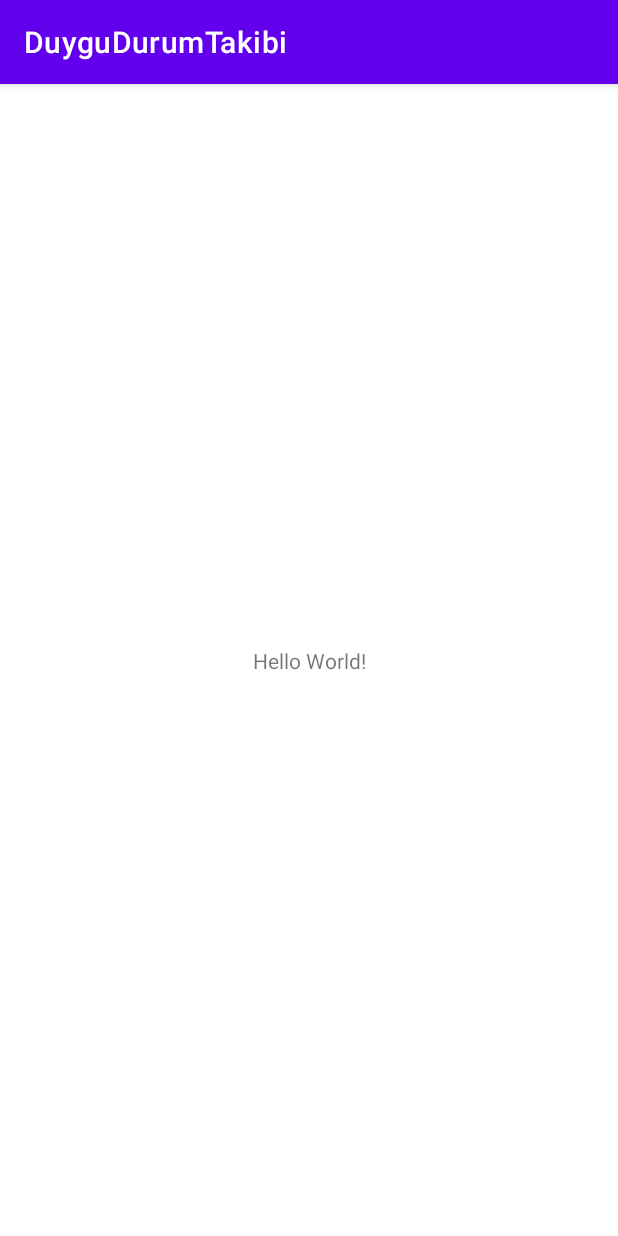
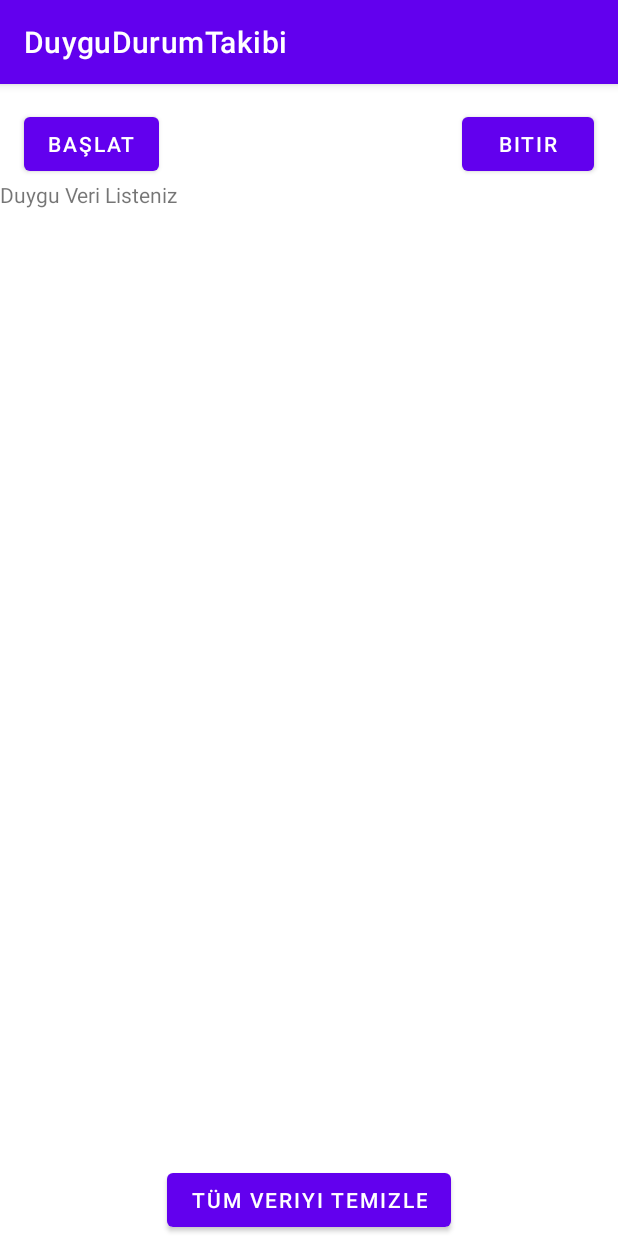
Before and after one commit to maltin2s/android-bootcamp-duygu-durum-takibi, an Android app: the screen it shows after launch (MainActivity), on a phone screen of 412 x 824 dp. Run offline under Robolectric (Android 15) with nearby library versions, the phone set to English and light mode, and no system bars; our stand-ins replace data binding; 1 statement that could not run was skipped.

Commit message:
-DuyguDurum Fragment Layout oluşturuldu -Dao oluşturuldu

```diff
--- /dev/null
+++ b/app/src/main/java/com/merve/duygudurumtakibi/duyguTakip/DuyguTakipFragment.kt
@@ -0,0 +1,27 @@
+package com.merve.duygudurumtakibi.duyguTakip
+
+import android.os.Bundle
+import android.view.LayoutInflater
+import android.view.View
+import android.view.ViewGroup
+import androidx.databinding.DataBindingUtil
+import androidx.fragment.app.Fragment
+import com.merve.duygudurumtakibi.R
+import com.merve.duygudurumtakibi.databinding.DuyguTakipFragmentBinding
+
+class DuyguTakipFragment : Fragment() {
+
+
+    override fun onCreateView(inflater: LayoutInflater, container: ViewGroup?,
+                              savedInstanceState: Bundle?): View? {
+        //Binding
+        val veriBagi: DuyguTakipFragmentBinding = DataBindingUtil.inflate(
+            inflater, R.layout.duygu_takip_fragment,container,false
+        )
+
+        return inflater.inflate(R.layout.duygu_takip_fragment, container, false)
+    }
+
+
+
+}
--- a/app/src/main/res/layout/activity_main.xml
+++ b/app/src/main/res/layout/activity_main.xml
@@ -1,18 +1,14 @@
 <?xml version="1.0" encoding="utf-8"?>
-<androidx.constraintlayout.widget.ConstraintLayout xmlns:android="http://schemas.android.com/apk/res/android"
+<merge
+    xmlns:android="http://schemas.android.com/apk/res/android"
     xmlns:app="http://schemas.android.com/apk/res-auto"
-    xmlns:tools="http://schemas.android.com/tools"
-    android:layout_width="match_parent"
-    android:layout_height="match_parent"
-    tools:context=".MainActivity">
+>
 
-    <TextView
-        android:layout_width="wrap_content"
-        android:layout_height="wrap_content"
-        android:text="Hello World!"
-        app:layout_constraintBottom_toBottomOf="parent"
-        app:layout_constraintLeft_toLeftOf="parent"
-        app:layout_constraintRight_toRightOf="parent"
-        app:layout_constraintTop_toTopOf="parent" />
-
-</androidx.constraintlayout.widget.ConstraintLayout>
+    <androidx.fragment.app.FragmentContainerView
+        android:id="@+id/ana_yonlendirme_fragmenti"
+        android:name="androidx.navigation.fragment.NavHostFragment"
+        android:layout_width="match_parent"
+        android:layout_height="match_parent"
+        app:defaultNavHost="true"
+        app:navGraph="@navigation/nav_graph" />
+</merge>
--- /dev/null
+++ b/app/src/main/res/layout/duygu_takip_fragment.xml
@@ -0,0 +1,58 @@
+<?xml version="1.0" encoding="utf-8"?>
+<layout
+    xmlns:android="http://schemas.android.com/apk/res/android"
+    xmlns:app="http://schemas.android.com/apk/res-auto"
+    xmlns:tools="http://schemas.android.com/tools">
+    <data>
+
+    </data>
+
+    <androidx.constraintlayout.widget.ConstraintLayout
+        android:layout_width="match_parent"
+        android:layout_height="match_parent"
+        tools:context=".duyguTakip.DuyguTakipFragment">
+
+        <Button
+            android:id="@+id/baslat_butonu"
+            android:layout_width="wrap_content"
+            android:layout_height="wrap_content"
+            android:text="@string/baslat"
+            app:layout_constraintStart_toStartOf="parent"
+            app:layout_constraintTop_toTopOf="parent"
+            android:layout_margin="@dimen/g_margin"/>
+
+        <Button
+            android:id="@+id/bitir_butonu"
+            android:layout_width="wrap_content"
+            android:layout_height="wrap_content"
+            android:layout_marginTop="16dp"
+            android:text="@string/bitir"
+            android:layout_margin="@dimen/g_margin"
+            app:layout_constraintEnd_toEndOf="parent"
+            app:layout_constraintTop_toTopOf="parent" />
+
+        <ScrollView
+            android:layout_width="match_parent"
+            android:layout_height="0dp"
+            app:layout_constraintBottom_toTopOf="@+id/veri_temizle_butonu"
+            app:layout_constraintTop_toBottomOf="@+id/baslat_butonu"
+            >
+            <TextView
+                android:layout_width="match_parent"
+                android:layout_height="wrap_content"
+                android:text="@string/duygu_veri_listeniz"
+                />
+        </ScrollView>
+
+        <Button
+            android:id="@+id/veri_temizle_butonu"
+            android:layout_width="wrap_content"
+            android:layout_height="wrap_content"
+            android:text="@string/tum_veriyi_temizle"
+            app:layout_constraintBottom_toBottomOf="parent"
+            app:layout_constraintEnd_toEndOf="parent"
+            app:layout_constraintStart_toStartOf="parent" />
+    </androidx.constraintlayout.widget.ConstraintLayout>
+
+
+</layout>
--- /dev/null
+++ b/app/src/main/res/navigation/nav_graph.xml
@@ -0,0 +1,13 @@
+<?xml version="1.0" encoding="utf-8"?>
+<navigation xmlns:android="http://schemas.android.com/apk/res/android"
+    xmlns:app="http://schemas.android.com/apk/res-auto"
+    xmlns:tools="http://schemas.android.com/tools"
+    android:id="@+id/nav_graph"
+    app:startDestination="@id/duyguTakip">
+
+    <fragment
+        android:id="@+id/duyguTakip"
+        android:name="com.merve.duygudurumtakibi.duyguTakip.DuyguTakipFragment"
+        android:label="duygu_takip_fragment"
+        tools:layout="@layout/duygu_takip_fragment" />
+</navigation>
--- /dev/null
+++ b/app/src/main/res/values/dimens.xml
@@ -0,0 +1,5 @@
+<?xml version="1.0" encoding="utf-8"?>
+<resources>
+    <dimen name="g_margin">16dp</dimen>
+    <dimen name="normal_metin_boyutu">18dp</dimen>
+</resources>
--- a/app/src/main/res/values/strings.xml
+++ b/app/src/main/res/values/strings.xml
@@ -1,3 +1,8 @@
 <resources>
     <string name="app_name">DuyguDurumTakibi</string>
+    <string name="merhaba_dunya">Merhaba Dünya</string>
+    <string name="baslat">Başlat</string>
+    <string name="bitir">Bitir</string>
+    <string name="tum_veriyi_temizle">Tüm Veriyi Temizle</string>
+    <string name="duygu_veri_listeniz">Duygu Veri Listeniz</string>
 </resources>
--- a/build.gradle
+++ b/build.gradle
@@ -8,6 +8,8 @@ buildscript {
     dependencies {
         classpath "com.android.tools.build:gradle:4.2.1"
         classpath "org.jetbrains.kotlin:kotlin-gradle-plugin:$kotlin_version"
+        classpath "android.arch.navigation:navigation-safe-args-gradle-plugin:1.0.0"
+
 
         // NOTE: Do not place your application dependencies here; they belong
         // in the individual module build.gradle files
@@ -18,7 +20,6 @@ allprojects {
     repositories {
         google()
         mavenCentral()
-        jcenter() // Warning: this repository is going to shut down soon
     }
 }
 
```
Also changed, not shown: app/build.gradle (+36 -1 lines), app/src/main/java/com/merve/duygudurumtakibi/duyguTakip/DuyguTakipViewModel.kt (added, +7 -0 lines), app/src/main/java/com/merve/duygudurumtakibi/veritabani/DuyguDurum.kt (added, +17 -0 lines), app/src/main/java/com/merve/duygudurumtakibi/veritabani/VeriTabanaiErisimNesnesi.kt (added, +33 -0 lines), app/src/main/res/drawable/anxious.png (added), app/src/main/res/drawable/crying.png (added), app/src/main/res/drawable/sleeping.png (added), app/src/main/res/drawable/smiling_face.png (added).
